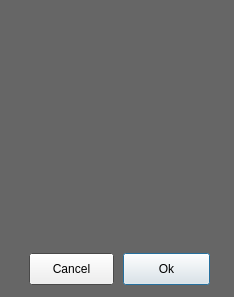
The window that core/ui/pDialogUI.ui (mjbonnington/icarus-gps) describes before a commit, drawn with Qt 5.
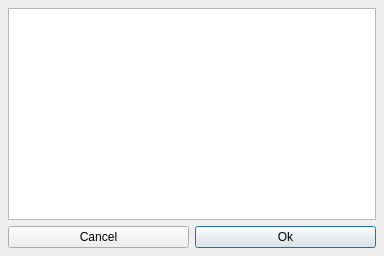
The same window after the commit.

Commit message: Merging XMl job list developments and new UI style sheet

Patch:
```diff
--- a/core/ui/pDialogUI.ui
+++ b/core/ui/pDialogUI.ui
@@ -6,223 +6,79 @@
    <rect>
     <x>0</x>
     <y>0</y>
-    <width>234</width>
-    <height>297</height>
+    <width>384</width>
+    <height>256</height>
    </rect>
   </property>
-  <property name="palette">
-   <palette>
-    <active>
-     <colorrole role="Base">
-      <brush brushstyle="SolidPattern">
-       <color alpha="255">
-        <red>255</red>
-        <green>255</green>
-        <blue>255</blue>
-       </color>
-      </brush>
-     </colorrole>
-     <colorrole role="Window">
-      <brush brushstyle="SolidPattern">
-       <color alpha="255">
-        <red>102</red>
-        <green>102</green>
-        <blue>102</blue>
-       </color>
-      </brush>
-     </colorrole>
-    </active>
-    <inactive>
-     <colorrole role="Base">
-      <brush brushstyle="SolidPattern">
-       <color alpha="255">
-        <red>255</red>
-        <green>255</green>
-        <blue>255</blue>
-       </color>
-      </brush>
-     </colorrole>
-     <colorrole role="Window">
-      <brush brushstyle="SolidPattern">
-       <color alpha="255">
-        <red>102</red>
-        <green>102</green>
-        <blue>102</blue>
-       </color>
-      </brush>
-     </colorrole>
-    </inactive>
-    <disabled>
-     <colorrole role="Base">
-      <brush brushstyle="SolidPattern">
-       <color alpha="255">
-        <red>102</red>
-        <green>102</green>
-        <blue>102</blue>
-       </color>
-      </brush>
-     </colorrole>
-     <colorrole role="Window">
-      <brush brushstyle="SolidPattern">
-       <color alpha="255">
-        <red>102</red>
-        <green>102</green>
-        <blue>102</blue>
-       </color>
-      </brush>
-     </colorrole>
-    </disabled>
-   </palette>
-  </property>
   <property name="windowTitle">
    <string>Dialog</string>
   </property>
-  <widget class="QPushButton" name="ok_pushButton">
-   <property name="geometry">
-    <rect>
-     <x>123</x>
-     <y>253</y>
-     <width>87</width>
-     <height>32</height>
-    </rect>
+  <property name="styleSheet">
+   <string notr="true"/>
+  </property>
+  <layout class="QHBoxLayout" name="horizontalLayout_2">
+   <property name="margin">
+    <number>8</number>
    </property>
-   <property name="text">
-    <string>Ok</string>
-   </property>
-  </widget>
-  <widget class="QPushButton" name="cancel_pushButton">
-   <property name="geometry">
-    <rect>
-     <x>29</x>
-     <y>253</y>
-     <width>85</width>
-     <height>32</height>
-    </rect>
-   </property>
-   <property name="text">
-    <string>Cancel</string>
-   </property>
-  </widget>
-  <widget class="QTextEdit" name="message_textEdit">
-   <property name="geometry">
-    <rect>
-     <x>10</x>
-     <y>10</y>
-     <width>211</width>
-     <height>231</height>
-    </rect>
-   </property>
-   <property name="palette">
-    <palette>
-     <active>
-      <colorrole role="WindowText">
-       <brush brushstyle="SolidPattern">
-        <color alpha="255">
-         <red>204</red>
-         <green>204</green>
-         <blue>204</blue>
-        </color>
-       </brush>
-      </colorrole>
-      <colorrole role="Text">
-       <brush brushstyle="SolidPattern">
-        <color alpha="255">
-         <red>204</red>
-         <green>204</green>
-         <blue>204</blue>
-        </color>
-       </brush>
-      </colorrole>
-      <colorrole role="Base">
-       <brush brushstyle="SolidPattern">
-        <color alpha="255">
-         <red>102</red>
-         <green>102</green>
-         <blue>102</blue>
-        </color>
-       </brush>
-      </colorrole>
-     </active>
-     <inactive>
-      <colorrole role="WindowText">
-       <brush brushstyle="SolidPattern">
-        <color alpha="255">
-         <red>204</red>
-         <green>204</green>
-         <blue>204</blue>
-        </color>
-       </brush>
-      </colorrole>
-      <colorrole role="Text">
-       <brush brushstyle="SolidPattern">
-        <color alpha="255">
-         <red>204</red>
-         <green>204</green>
-         <blue>204</blue>
-        </color>
-       </brush>
-      </colorrole>
-      <colorrole role="Base">
-       <brush brushstyle="SolidPattern">
-        <color alpha="255">
-         <red>102</red>
-         <green>102</green>
-         <blue>102</blue>
-        </color>
-       </brush>
-      </colorrole>
-     </inactive>
-     <disabled>
-      <colorrole role="WindowText">
-       <brush brushstyle="SolidPattern">
-        <color alpha="255">
-         <red>69</red>
-         <green>69</green>
-         <blue>69</blue>
-        </color>
-       </brush>
-      </colorrole>
-      <colorrole role="Text">
-       <brush brushstyle="SolidPattern">
-        <color alpha="255">
-         <red>69</red>
-         <green>69</green>
-         <blue>69</blue>
-        </color>
-       </brush>
-      </colorrole>
-      <colorrole role="Base">
-       <brush brushstyle="SolidPattern">
-        <color alpha="255">
-         <red>102</red>
-         <green>102</green>
-         <blue>102</blue>
-        </color>
-       </brush>
-      </colorrole>
-     </disabled>
-    </palette>
-   </property>
-   <property name="font">
-    <font>
-     <family>Helvetica</family>
-     <pointsize>12</pointsize>
-    </font>
-   </property>
-   <property name="frameShape">
-    <enum>QFrame::NoFrame</enum>
-   </property>
-   <property name="readOnly">
-    <bool>true</bool>
-   </property>
-   <property name="html">
-    <string>&lt;!DOCTYPE HTML PUBLIC &quot;-//W3C//DTD HTML 4.0//EN&quot; &quot;http://www.w3.org/TR/REC-html40/strict.dtd&quot;&gt;
+   <item>
+    <widget class="QFrame" name="main_frame">
+     <property name="frameShape">
+      <enum>QFrame::NoFrame</enum>
+     </property>
+     <layout class="QVBoxLayout" name="verticalLayout">
+      <property name="margin">
+       <number>0</number>
+      </property>
+      <item>
+       <widget class="QTextEdit" name="message_textEdit">
+        <property name="readOnly">
+         <bool>true</bool>
+        </property>
+        <property name="html">
+         <string>&lt;!DOCTYPE HTML PUBLIC &quot;-//W3C//DTD HTML 4.0//EN&quot; &quot;http://www.w3.org/TR/REC-html40/strict.dtd&quot;&gt;
 &lt;html&gt;&lt;head&gt;&lt;meta name=&quot;qrichtext&quot; content=&quot;1&quot; /&gt;&lt;style type=&quot;text/css&quot;&gt;
 p, li { white-space: pre-wrap; }
-&lt;/style&gt;&lt;/head&gt;&lt;body style=&quot; font-family:'Helvetica'; font-size:12pt; font-weight:400; font-style:normal;&quot;&gt;
-&lt;p align=&quot;center&quot; style=&quot;-qt-paragraph-type:empty; margin-top:0px; margin-bottom:0px; margin-left:0px; margin-right:0px; -qt-block-indent:0; text-indent:0px;&quot;&gt;&lt;br /&gt;&lt;/p&gt;&lt;/body&gt;&lt;/html&gt;</string>
-   </property>
-  </widget>
+&lt;/style&gt;&lt;/head&gt;&lt;body style=&quot; font-family:'Lucida Grande'; font-size:13pt; font-weight:400; font-style:normal;&quot;&gt;
+&lt;p align=&quot;center&quot; style=&quot;-qt-paragraph-type:empty; margin-top:0px; margin-bottom:0px; margin-left:0px; margin-right:0px; -qt-block-indent:0; text-indent:0px; font-family:'Helvetica'; font-size:12pt;&quot;&gt;&lt;br /&gt;&lt;/p&gt;&lt;/body&gt;&lt;/html&gt;</string>
+        </property>
+       </widget>
+      </item>
+      <item>
+       <widget class="QFrame" name="frame">
+        <property name="frameShape">
+         <enum>QFrame::NoFrame</enum>
+        </property>
+        <property name="frameShadow">
+         <enum>QFrame::Raised</enum>
+        </property>
+        <layout class="QHBoxLayout" name="horizontalLayout">
+         <property name="margin">
+          <number>0</number>
+         </property>
+         <item>
+          <widget class="QPushButton" name="cancel_pushButton">
+           <property name="text">
+            <string>Cancel</string>
+           </property>
+          </widget>
+         </item>
+         <item>
+          <widget class="QPushButton" name="ok_pushButton">
+           <property name="text">
+            <string>Ok</string>
+           </property>
+           <property name="default">
+            <bool>true</bool>
+           </property>
+          </widget>
+         </item>
+        </layout>
+       </widget>
+      </item>
+     </layout>
+    </widget>
+   </item>
+  </layout>
  </widget>
  <resources/>
  <connections/>
```
The commit also changes 38 other files.
